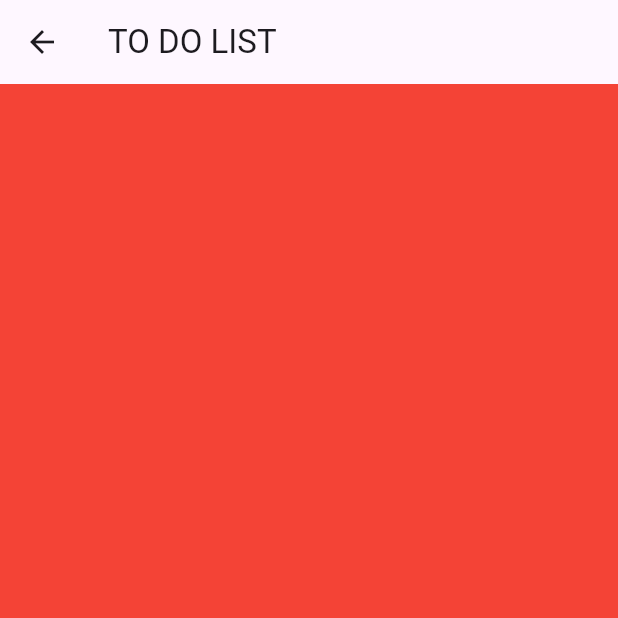
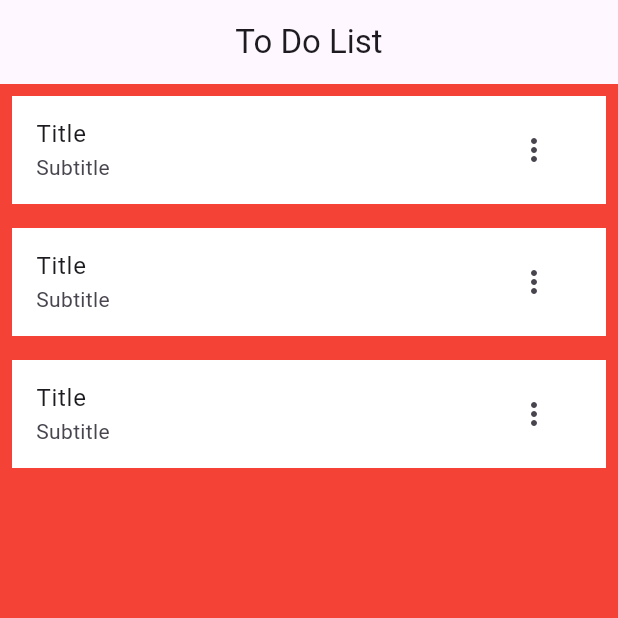
Before and after one commit to AbelAngelesBane/Flutter_News_Api_Integration, a Flutter app: the ToDolistView screen opened directly, on a phone screen of 412 x 824 dp, the top half of it. Run offline on Flutter 3.47's test engine with Material 3 defaults, Android fonts, the phone set to English and light mode, and no system bars; our stand-ins replace dio, equatable, get, retrofit; generated files the repository leaves out were written again.

Commit message:
initial commit

```diff
--- /dev/null
+++ b/lib/core/constant/constants.dart
@@ -0,0 +1,3 @@
+const String baseNetworkUrl = 'https://newsapi.org/v2';
+const String apikey = '7d197c297a644221a6d066634960977a';
+const String sources = 'techcrunch';
--- /dev/null
+++ b/lib/features/daily_news/domain/common_appbar.dart
@@ -0,0 +1,12 @@
+
+import 'package:flutter/material.dart';
+
+class CommonAppBar extends AppBar{
+  CommonAppBar(this.appBarTitle,{Key? key})
+  : super(
+    title: Text(appBarTitle),
+    centerTitle: true
+  );
+
+  final String appBarTitle;
+}
--- /dev/null
+++ b/lib/features/daily_news/domain/repository/article_repository.dart
@@ -0,0 +1,6 @@
+import 'package:flutter_mvvm/core/resources/data_sources.dart';
+import '../entities/article_entity.dart';
+
+abstract class ArticleRepository{
+  Future<DataState<List<ArticleEntity>>> getNewsArticle();
+}
--- a/lib/src/view/todo_list.dart
+++ b/lib/features/daily_news/presentation/edit_list.dart
@@ -1,7 +1,7 @@
 import 'package:flutter/material.dart';
 
-class ToDolistView extends StatelessWidget {
-  const ToDolistView({super.key});
+class EditlistView extends StatelessWidget {
+  const EditlistView({super.key});
 
   @override
   Widget build(BuildContext context) {
--- /dev/null
+++ b/lib/features/daily_news/presentation/todo_list.dart
@@ -0,0 +1,43 @@
+import 'package:flutter/material.dart';
+import 'package:get/get_state_manager/get_state_manager.dart';
+import '../domain/common_appbar.dart';
+
+class ToDolistView extends GetView {
+  const ToDolistView({super.key});
+
+  @override
+  Widget build(BuildContext context) {
+    return Scaffold(
+      appBar: CommonAppBar("To Do List"),
+      backgroundColor: Colors.red,
+      body: Column(children: [
+        Expanded(
+          child: ListView.builder(
+              itemCount: 3,
+              itemBuilder: (BuildContext context, index) {
+                return  Padding(
+                  padding: const EdgeInsets.all(8),
+                  child: ListTile(
+                    tileColor: Colors.white,
+                    title: const Text("Title"),
+                    subtitle: const Text("Subtitle"),
+                    trailing:  PopupMenuButton(
+                      onSelected: (String value) {
+                        if (value == "edit"){}
+                        else{
+
+                        }
+                      } ,
+                      itemBuilder: (BuildContext buildContext) => <PopupMenuEntry<String>>[
+                          const PopupMenuItem(value:"edit", child: Text("Edit")),
+                          const PopupMenuItem(value:"delete", child: Text("Delete")),
+                      ]
+                      ),
+                  ),
+                );
+              }),
+        ),
+      ]),
+    );
+  }
+}
```
Also changed, not shown: lib/core/resources/data_sources.dart (added, +16 -0 lines), lib/features/daily_news/data/data_sources/remote/news_api_service.dart (added, +20 -0 lines), lib/features/daily_news/data/models/article_model.dart (added, +55 -0 lines), lib/features/daily_news/data/repository/article_repositoty_impl.dart (added, +36 -0 lines), lib/features/daily_news/domain/entities/article_entity.dart (added, +63 -0 lines), lib/main.dart (+3 -97 lines), pubspec.yaml (+25 -6 lines), assets/fonts/muli/Muli-Bold.ttf (added), assets/fonts/muli/Muli-Light.ttf (added), assets/fonts/muli/Muli.ttf (added), lib/features/daily_news/data/data_sources/remote/news_api_service.g.dart (added), lib/features/daily_news/presentation/create_list.dart (renamed from lib/src/view/create_list.dart), lib/src/view/edit_list.dart (deleted), pubspec.lock, 7 other files.
